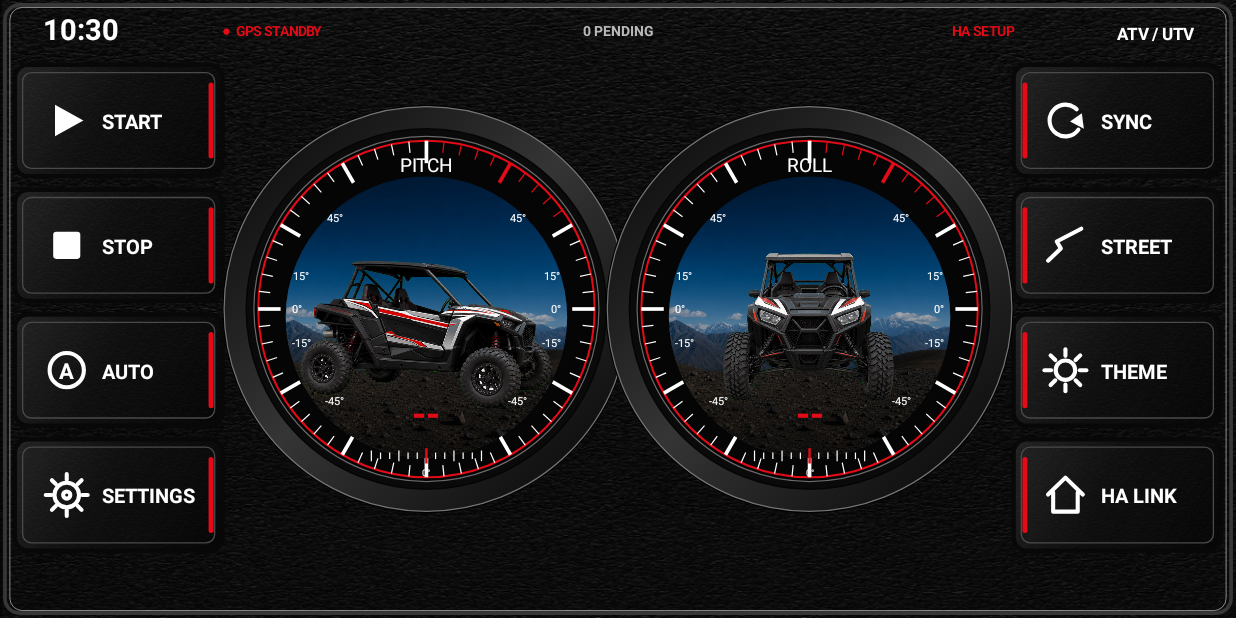
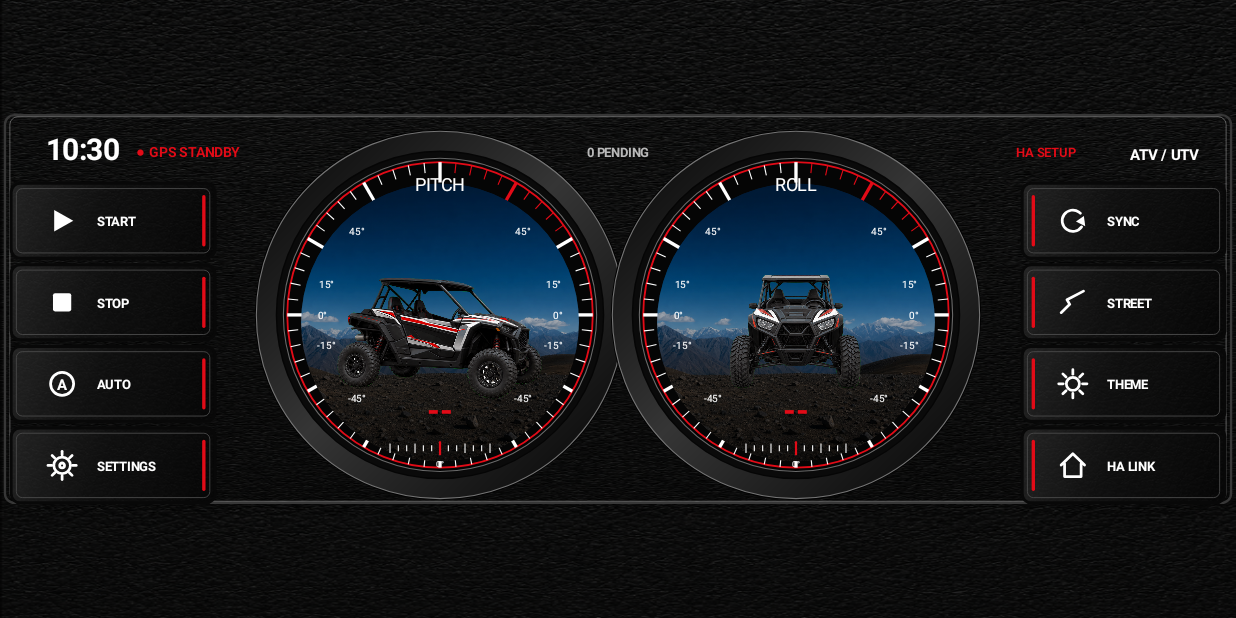
Before and after one commit to gmode2020x-tim/jarvis-local-llm, an Android app: the screen it shows after launch (MainActivity), on a phone screen of 824 x 412 dp (held sideways). Run offline under Robolectric (Android 15) with nearby library versions, the light colour scheme and no system bars; our stand-ins replace Room's generated code.

Commit message:
Match cockpit to exact reference layout grid

```diff
--- a/android/gmode-trip-recorder/app/build.gradle.kts
+++ b/android/gmode-trip-recorder/app/build.gradle.kts
@@ -12,8 +12,8 @@ android {
         applicationId = "ca.gmode.triprecorder"
         minSdk = 29
         targetSdk = 35
-        versionCode = 8
-        versionName = "1.5.0"
+        versionCode = 9
+        versionName = "1.5.1"
 
         testInstrumentationRunner = "androidx.test.runner.AndroidJUnitRunner"
     }
--- a/android/gmode-trip-recorder/app/src/main/java/ca/gmode/triprecorder/LandscapeCockpitView.kt
+++ b/android/gmode-trip-recorder/app/src/main/java/ca/gmode/triprecorder/LandscapeCockpitView.kt
@@ -63,6 +63,9 @@ class LandscapeCockpitView(context: Context) : View(context) {
     private val touchZones = linkedMapOf<CockpitAction, RectF>()
     private var palette = ca.gmode.triprecorder.settings.AppearanceSettings.PRESETS.first()
     private var state = CockpitState()
+    private var contentScale = 1f
+    private var contentOffsetX = 0f
+    private var contentOffsetY = 0f
     var onAction: ((CockpitAction) -> Unit)? = null
 
     init {
@@ -88,11 +91,24 @@ class LandscapeCockpitView(context: Context) : View(context) {
     override fun onDraw(canvas: Canvas) {
         super.onDraw(canvas)
         touchZones.clear()
-        val w = width.toFloat()
-        val h = height.toFloat()
-        paint.shader = LinearGradient(0f, 0f, 0f, h, Color.BLACK, palette.background, Shader.TileMode.CLAMP)
+        val screenW = width.toFloat()
+        val screenH = height.toFloat()
+        paint.shader = LinearGradient(0f, 0f, 0f, screenH, Color.BLACK, palette.background, Shader.TileMode.CLAMP)
+        canvas.drawRect(0f, 0f, screenW, screenH, paint)
+        paint.shader = null
+        drawDashboardTexture(canvas, screenW, screenH)
+
+        contentScale = min(screenW / DESIGN_WIDTH, screenH / DESIGN_HEIGHT)
+        contentOffsetX = (screenW - DESIGN_WIDTH * contentScale) / 2f
+        contentOffsetY = (screenH - DESIGN_HEIGHT * contentScale) / 2f
+        canvas.save()
+        canvas.translate(contentOffsetX, contentOffsetY)
+        canvas.scale(contentScale, contentScale)
+        val w = DESIGN_WIDTH
+        val h = DESIGN_HEIGHT
+        paint.color = Color.BLACK
+        paint.style = Paint.Style.FILL
         canvas.drawRect(0f, 0f, w, h, paint)
-        paint.shader = null
         drawDashboardTexture(canvas, w, h)
         drawFrame(canvas, w, h)
         drawHeader(canvas, w, h)
@@ -108,10 +124,11 @@ class LandscapeCockpitView(context: Context) : View(context) {
                 else -> values
             }
         }
-        val heroY = h * 0.50f
-        val heroRadius = min(w * 0.165f, h * 0.43f)
-        drawHeroGauge(canvas, w * 0.345f, heroY, heroRadius, heroReadings[0], sideView = true)
-        drawHeroGauge(canvas, w * 0.655f, heroY, heroRadius, heroReadings[1], sideView = false)
+        val heroY = h * 0.515f
+        val heroRadius = min(w * 0.150f, h * 0.470f)
+        drawHeroGauge(canvas, w * 0.356f, heroY, heroRadius, heroReadings[0], sideView = true)
+        drawHeroGauge(canvas, w * 0.644f, heroY, heroRadius, heroReadings[1], sideView = false)
+        canvas.restore()
     }
 
     private fun drawDashboardTexture(canvas: Canvas, w: Float, h: Float) {
@@ -135,11 +152,11 @@ class LandscapeCockpitView(context: Context) : View(context) {
     }
 
     private fun drawHeader(canvas: Canvas, w: Float, h: Float) {
-        drawText(canvas, state.time, w * 0.035f, h * 0.065f, h * 0.047f, Color.WHITE, Paint.Align.LEFT, true)
-        drawText(canvas, "●  ${state.gpsLabel}", w * 0.18f, h * 0.058f, h * 0.022f, palette.accent, Paint.Align.LEFT, true)
-        drawText(canvas, state.pendingLabel, w * 0.50f, h * 0.058f, h * 0.023f, palette.muted, Paint.Align.CENTER, true)
-        drawText(canvas, state.homeAssistantLabel, w * 0.82f, h * 0.058f, h * 0.022f, palette.accent, Paint.Align.RIGHT, true)
-        drawText(canvas, state.vehicleLabel.uppercase(), w * 0.965f, h * 0.065f, h * 0.027f, Color.WHITE, Paint.Align.RIGHT, true)
+        drawText(canvas, state.time, w * 0.037f, h * 0.123f, h * 0.075f, Color.WHITE, Paint.Align.LEFT, true)
+        drawText(canvas, "●  ${state.gpsLabel}", w * 0.110f, h * 0.115f, h * 0.035f, palette.accent, Paint.Align.LEFT, true)
+        drawText(canvas, state.pendingLabel, w * 0.50f, h * 0.115f, h * 0.034f, palette.muted, Paint.Align.CENTER, true)
+        drawText(canvas, state.homeAssistantLabel, w * 0.870f, h * 0.115f, h * 0.034f, palette.accent, Paint.Align.RIGHT, true)
+        drawText(canvas, state.vehicleLabel.uppercase(), w * 0.970f, h * 0.123f, h * 0.038f, Color.WHITE, Paint.Align.RIGHT, true)
     }
 
     private fun drawSideControls(canvas: Canvas, w: Float, h: Float) {
@@ -155,14 +172,14 @@ class LandscapeCockpitView(context: Context) : View(context) {
             CockpitAction.THEME to "THEME",
             CockpitAction.HOME_ASSISTANT to "HA LINK",
         )
-        val top = h * 0.105f
-        val height = h * 0.18f
-        val gap = h * 0.022f
+        val top = h * 0.181f
+        val height = h * 0.190f
+        val gap = h * 0.017f
         labelsLeft.forEachIndexed { index, pair ->
-            drawControl(canvas, RectF(w * 0.012f, top + index * (height + gap), w * 0.180f, top + index * (height + gap) + height), pair.first, pair.second)
+            drawControl(canvas, RectF(w * 0.009f, top + index * (height + gap), w * 0.174f, top + index * (height + gap) + height), pair.first, pair.second)
         }
         labelsRight.forEachIndexed { index, pair ->
-            drawControl(canvas, RectF(w * 0.820f, top + index * (height + gap), w * 0.988f, top + index * (height + gap) + height), pair.first, pair.second)
+            drawControl(canvas, RectF(w * 0.827f, top + index * (height + gap), w * 0.991f, top + index * (height + gap) + height), pair.first, pair.second)
         }
     }
 
@@ -338,11 +355,11 @@ class LandscapeCockpitView(context: Context) : View(context) {
                 paint,
             )
         }
+        drawTerrain(canvas, cx, cy + radius * 0.04f, radius)
         paint.style = Paint.Style.FILL
         drawText(canvas, reading.title.uppercase(), cx, cy - radius * 0.67f, radius * 0.095f, Color.WHITE, Paint.Align.CENTER, false)
-        drawTerrain(canvas, cx, cy + radius * 0.04f, radius)
         canvas.save()
-        canvas.clipCircle(cx, cy + radius * 0.02f, radius * 0.69f)
+        canvas.clipCircle(cx, cy + radius * 0.02f, radius * 0.75f)
         val tilt = reading.angleDegrees?.coerceIn(-45.0, 45.0)?.toFloat() ?: 0f
         canvas.rotate(tilt * 0.55f, cx, cy)
         if (state.vehicleId == "atv_utv") {
@@ -384,7 +401,7 @@ class LandscapeCockpitView(context: Context) : View(context) {
     }
 
     private fun drawTerrain(canvas: Canvas, cx: Float, cy: Float, radius: Float) {
-        val inner = radius * 0.69f
+        val inner = radius * 0.75f
         canvas.save()
         canvas.clipCircle(cx, cy, inner)
         val destination = RectF(cx - inner * 1.5f, cy - inner, cx + inner * 1.5f, cy + inner)
@@ -420,7 +437,7 @@ class LandscapeCockpitView(context: Context) : View(context) {
 
     private fun drawUtvBitmap(canvas: Canvas, cx: Float, cy: Float, radius: Float, sideView: Boolean) {
         val bitmap = if (sideView) utvSide else utvFront
-        val targetWidth = radius * if (sideView) 1.50f else 1.30f
+        val targetWidth = radius * if (sideView) 1.35f else 1.10f
         val targetHeight = targetWidth * bitmap.height / bitmap.width
         val verticalOffset = if (sideView) radius * 0.04f else radius * 0.02f
         val target = RectF(
@@ -516,7 +533,9 @@ class LandscapeCockpitView(context: Context) : View(context) {
 
     override fun onTouchEvent(event: MotionEvent): Boolean {
         if (event.action == MotionEvent.ACTION_UP) {
-            touchZones.entries.firstOrNull { it.value.contains(event.x, event.y) }?.let {
+            val designX = (event.x - contentOffsetX) / contentScale
+            val designY = (event.y - contentOffsetY) / contentScale
+            touchZones.entries.firstOrNull { it.value.contains(designX, designY) }?.let {
                 onAction?.invoke(it.key)
                 performClick()
                 return true
@@ -529,4 +548,9 @@ class LandscapeCockpitView(context: Context) : View(context) {
         super.performClick()
         return true
     }
+
+    companion object {
+        private const val DESIGN_WIDTH = 1280f
+        private const val DESIGN_HEIGHT = 408f
+    }
 }
```
Also changed, not shown: 2 other files.
